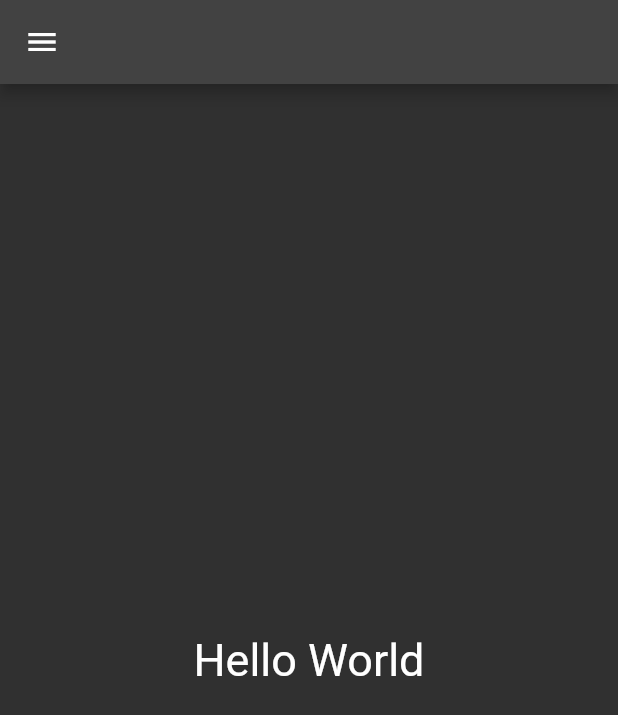
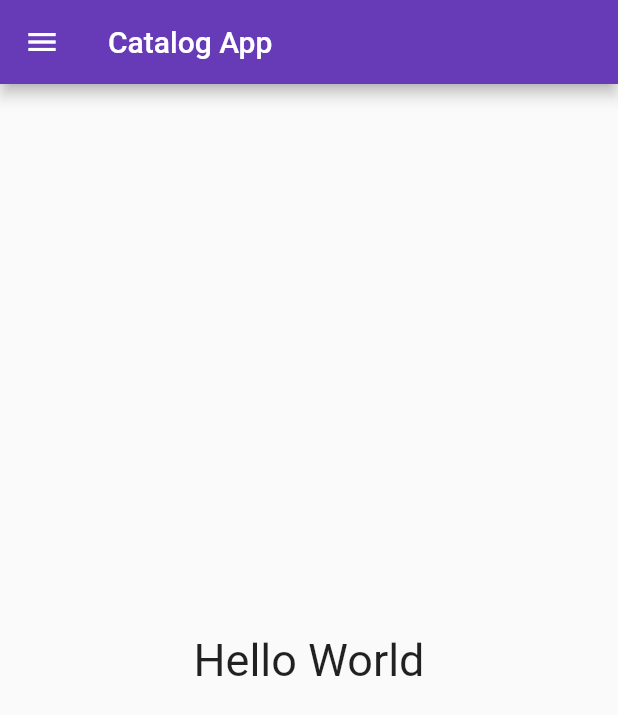
Before and after one commit to Amogh-Prabhu/flutter-tut, a Flutter app: the screen it shows after launch, on a phone screen of 412 x 824 dp. Shown: the top 715 px of the screen. Run offline on Flutter 3.47's test engine with Material 2 defaults, Android fonts, the phone set to English and light mode, and no system bars.

Commit message:
added theme 1

```diff
--- a/lib/home_page.dart
+++ b/lib/home_page.dart
@@ -5,7 +5,7 @@ class HomePage extends StatelessWidget {
   @override
   Widget build(BuildContext context) {
     return Scaffold(
-      appBar: AppBar(),
+      appBar: AppBar(title: const Text("Catalog App")),
       body: Center(
         child: Text(
           "Hello $string",
--- a/lib/main.dart
+++ b/lib/main.dart
@@ -10,8 +10,9 @@ class MyApp extends StatelessWidget {
   Widget build(BuildContext context) {
     return MaterialApp(
       home: HomePage(),
-      themeMode: ThemeMode.dark,
+      themeMode: ThemeMode.light,
       darkTheme: ThemeData(brightness: Brightness.dark),
+      theme: ThemeData(primarySwatch: Colors.deepPurple),
     );
   }
 }
```
